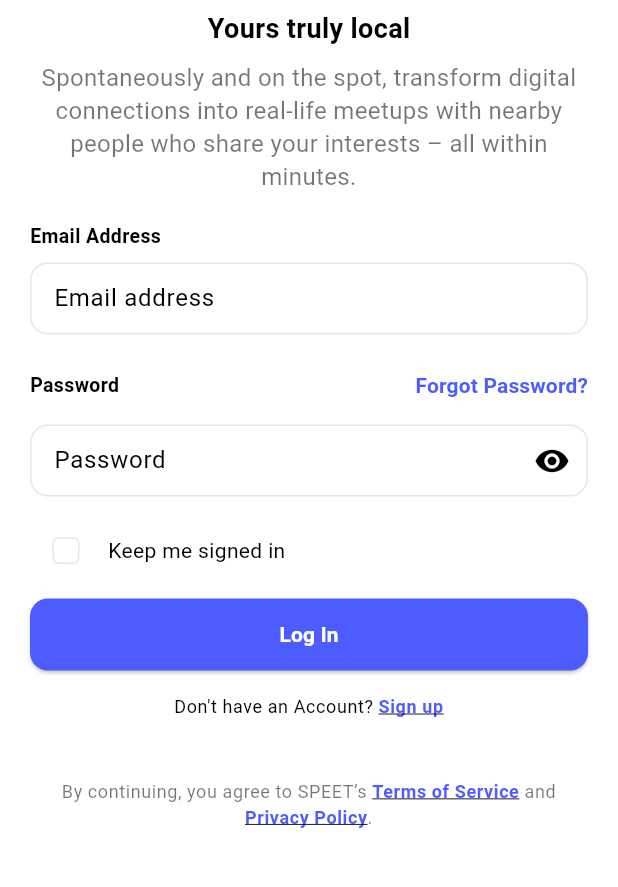
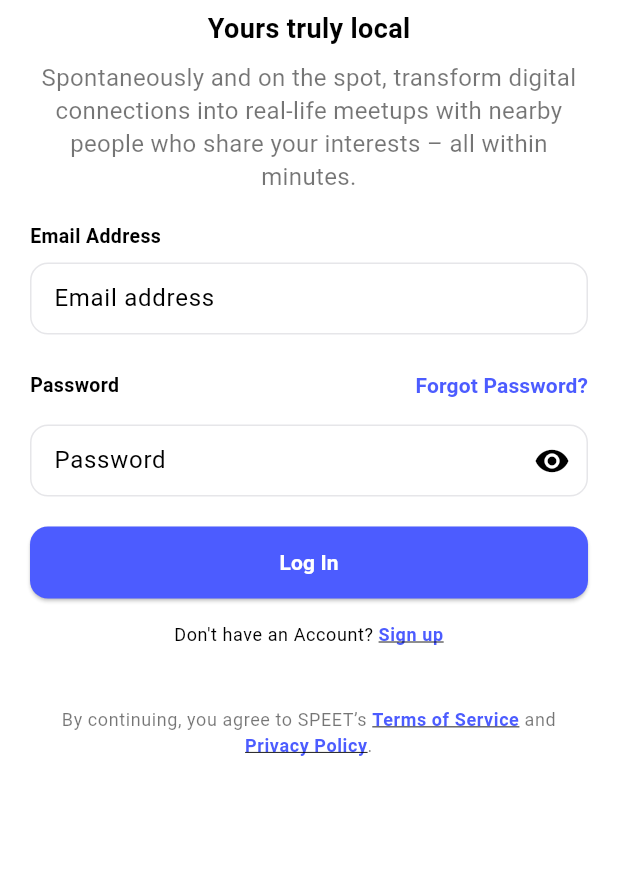
Before and after one commit to FSDTeam-SAA/flutter_ursffiver, a Flutter app: the screen it shows after launch, on a phone screen of 412 x 824 dp, the part 123-1010 px from its top. Run offline on Flutter 3.47's test engine with Material 3 defaults, Android fonts, the phone set to English and light mode, and no system bars; our stand-ins replace another_flushbar, dartz, dio, file_picker, flutter_animate, flutter_secure_storage and 8 more; accounts and stored records are empty; network calls fail; Roboto replaces fonts that are missing (NotoSansKR).

Commit message:
refactor: Adjust layout spacing and comment out 'Keep me signed in' feature in login screen

```diff
--- a/lib/features/auth/presentation/screens/login_screen.dart
+++ b/lib/features/auth/presentation/screens/login_screen.dart
@@ -183,29 +183,29 @@ class _SignInScreenState extends State<SignInScreen> {
                           (v == null || v.isEmpty) ? 'Enter password' : null,
                     ),
                   ),
-                  const SizedBox(height: 12),
+                  const SizedBox(height: 20),
 
                   // Keep me signed in
-                  Obx(
-                    () => Row(
-                      children: [
-                        Checkbox(
-                          value: controller.keepSignedIn.value,
-                          onChanged: (v) =>
-                              controller.toggleKeepSignedIn(v ?? true),
-                          // onChanged: controller.toggleKeepSignedIn,
-                          shape: RoundedRectangleBorder(
-                            borderRadius: BorderRadius.circular(4),
-                          ),
-                          activeColor: brandBlue,
-                          side: const BorderSide(color: borderColor),
-                        ),
-                        const SizedBox(width: 4),
-                        const Text('Keep me signed in'),
-                      ],
-                    ),
-                  ),
-                  const SizedBox(height: 8),
+                  // Obx(
+                  //   () => Row(
+                  //     children: [
+                  //       Checkbox(
+                  //         value: controller.keepSignedIn.value,
+                  //         onChanged: (v) =>
+                  //             controller.toggleKeepSignedIn(v ?? true),
+                  //         // onChanged: controller.toggleKeepSignedIn,
+                  //         shape: RoundedRectangleBorder(
+                  //           borderRadius: BorderRadius.circular(4),
+                  //         ),
+                  //         activeColor: brandBlue,
+                  //         side: const BorderSide(color: borderColor),
+                  //       ),
+                  //       const SizedBox(width: 4),
+                  //       const Text('Keep me signed in'),
+                  //     ],
+                  //   ),
+                  // ),
+                  // const SizedBox(height: 8),
 
                   // Log In button
                   Obx(
```
Also changed, not shown: 1 other file.
